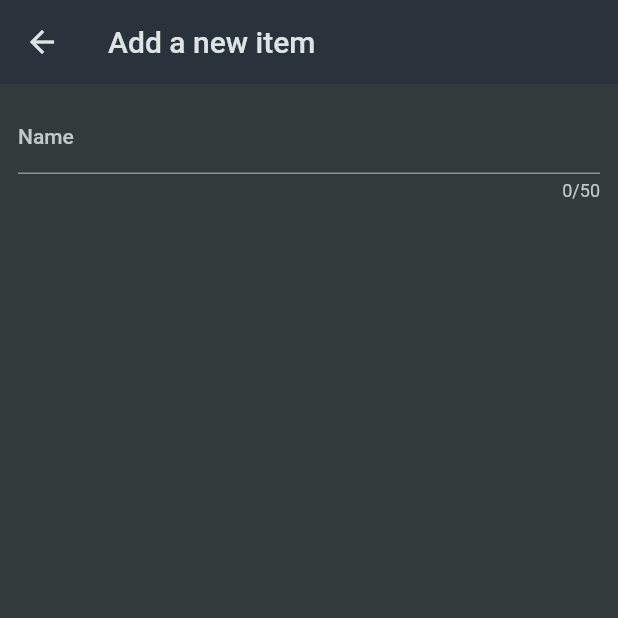
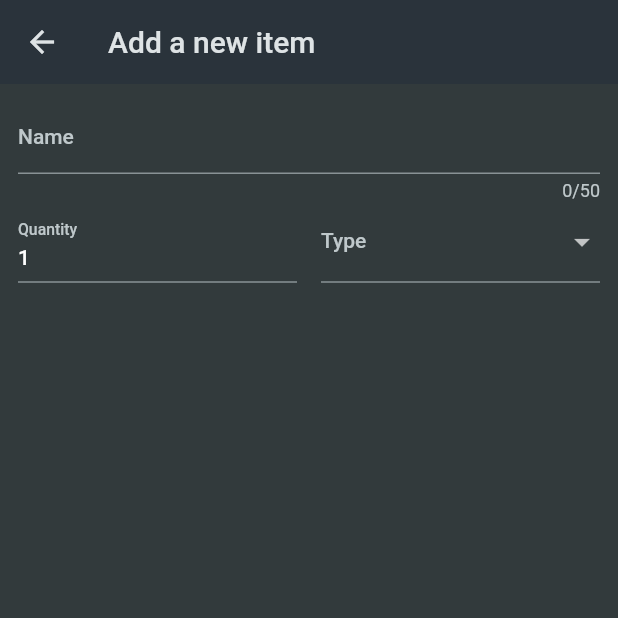
Before and after one commit to drood87/shopping_app, a Flutter app: the NewItem screen opened directly, on a phone screen of 412 x 824 dp, the top half of it. Run offline on Flutter 3.47's test engine with Material 2 defaults, Android fonts, the phone set to English and light mode, and no system bars.

Commit message:
[S11_209]: implementing user inputs in form

```diff
--- a/lib/widgets/new_item.dart
+++ b/lib/widgets/new_item.dart
@@ -1,4 +1,5 @@
 import 'package:flutter/material.dart';
+import 'package:shopping_list/data/categories.dart';
 
 class NewItem extends StatefulWidget {
   const NewItem({super.key});
@@ -29,6 +30,47 @@ class _NewItemState extends State<NewItem> {
                   return 'Demo..';
                 },
               ),
+              Row(
+                crossAxisAlignment: CrossAxisAlignment.end,
+                children: [
+                  Expanded(
+                    child: TextFormField(
+                      initialValue: '1',
+                      decoration: const InputDecoration(
+                        label: Text('Quantity'),
+                      ),
+                    ),
+                  ),
+                  const SizedBox(
+                    width: 16,
+                  ),
+                  Expanded(
+                    child: DropdownButtonFormField(
+                      items: [
+                        for (final category in categories.entries)
+                          DropdownMenuItem(
+                            value: category.value,
+                            child: Row(
+                              children: [
+                                Container(
+                                  width: 16,
+                                  height: 16,
+                                  color: category.value.color,
+                                ),
+                                const SizedBox(width: 6),
+                                Text(category.value.category)
+                              ],
+                            ),
+                          )
+                      ],
+                      onChanged: (value) {},
+                      decoration: const InputDecoration(
+                        label: Text('Type'),
+                      ),
+                    ),
+                  )
+                ],
+              )
             ],
           ),
         ),
```
